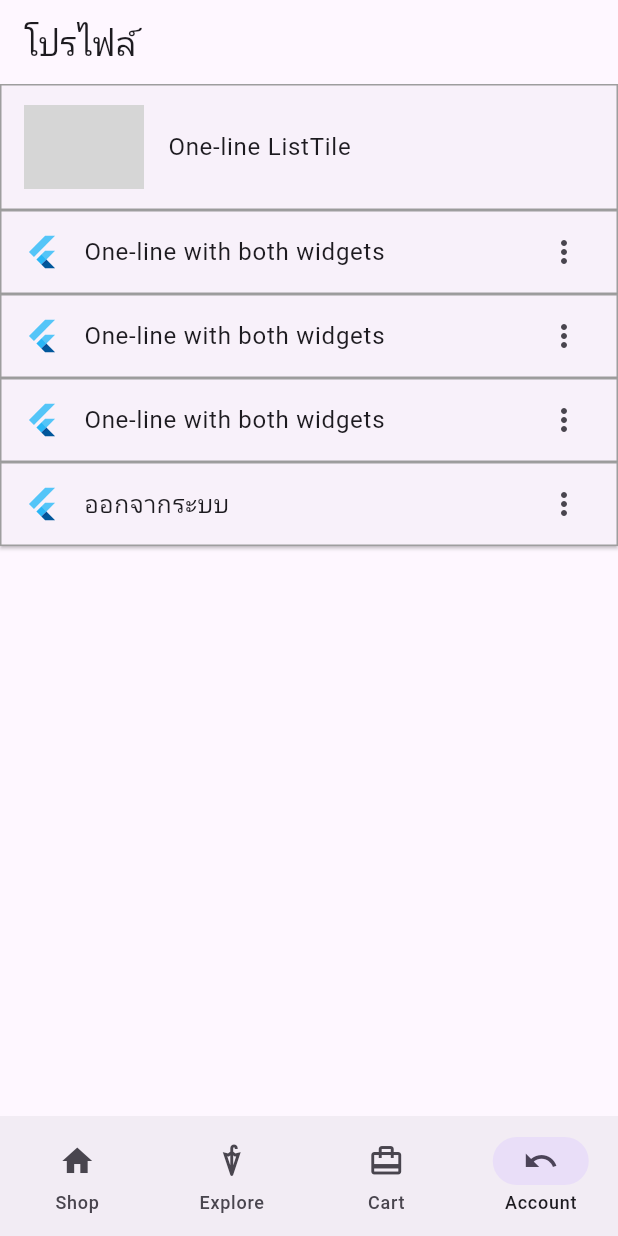
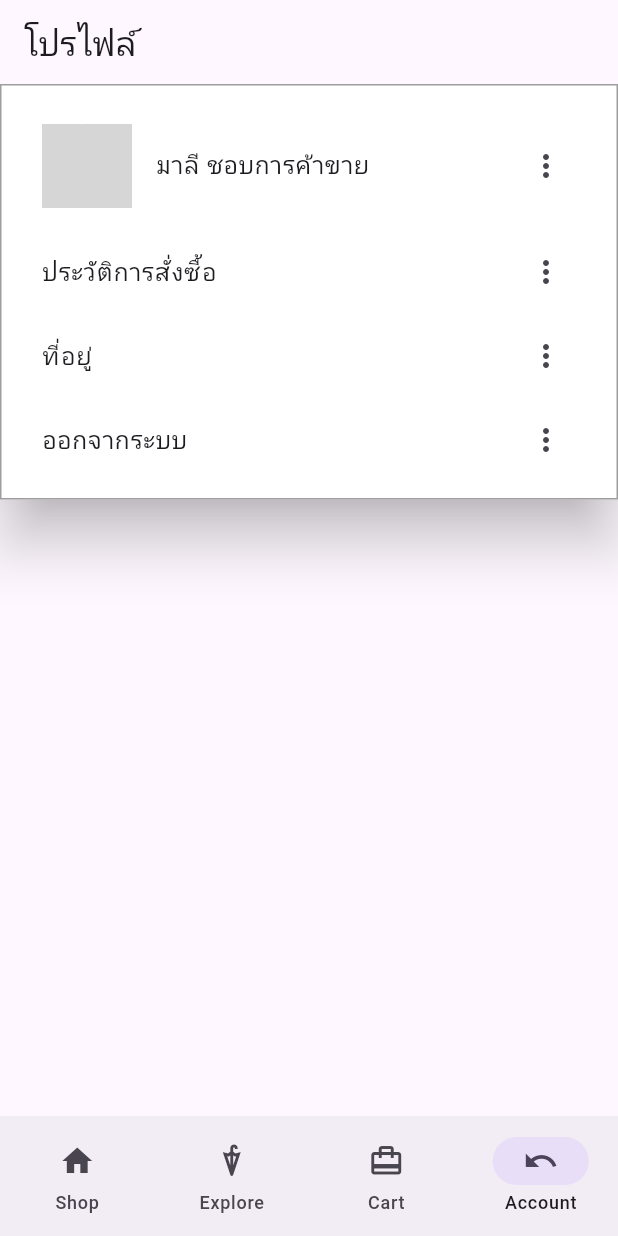
Before and after one commit to birdpakornpong/flutter-app-ui, a Flutter app: the screen it shows after launch, item 4 of the bottom bar chosen, on a phone screen of 412 x 824 dp. Run offline on Flutter 3.47's test engine with Material 2 defaults, Android fonts, the phone set to English and light mode, and no system bars; network calls fail; grey boxes are pictures that could not be loaded.

Commit message:
update user info

```diff
--- a/lib/pages/user-info.dart
+++ b/lib/pages/user-info.dart
@@ -15,6 +15,9 @@ class _UserInfoState extends State<UserInfo> {
         body: ListView(
           children: [
             Card(
+                elevation: 16, // the size of the shadow
+                shadowColor: Colors.black, // shadow color
+                color: Colors.white,
                 margin: EdgeInsets.zero,
                 shape: RoundedRectangleBorder(
                   side: const BorderSide(
@@ -22,70 +25,38 @@ class _UserInfoState extends State<UserInfo> {
                   ),
                   borderRadius: BorderRadius.circular(0.0),
                 ),
-                child: const ListTile(
+                child: Padding(
+                  padding: const EdgeInsets.all(12.0),
+                  child: Column(
+                    children: [
+                      const ListTile(
                         minVerticalPadding: 30,
                         leading: CircleAvatar(
-                      radius: 40,
+                          radius: 30,
                           backgroundImage: NetworkImage(
                               "https://cdn.pixabay.com/photo/2022/10/21/08/39/cat-7536508_1280.jpg"),
                         ),
-                    title: Text('One-line ListTile'))),
-            Card(
-              margin: EdgeInsets.zero,
-              shape: RoundedRectangleBorder(
-                side: const BorderSide(
-                  color: Colors.grey,
+                        title: Text('มาลี ชอบการค้าขาย'),
+                        trailing: Padding(
+                          padding: EdgeInsets.fromLTRB(0, 15, 0, 15),
+                          child: Icon(Icons.more_vert),
                         ),
-                borderRadius: BorderRadius.circular(0.0),
                       ),
-              child: const ListTile(
-                leading: FlutterLogo(),
-                title: Text('One-line with both widgets'),
+                      ListTile(
+                        title: Text('ประวัติการสั่งซื้อ'),
                         trailing: Icon(Icons.more_vert),
                       ),
-            ),
-            Card(
-              margin: EdgeInsets.zero,
-              shape: RoundedRectangleBorder(
-                side: const BorderSide(
-                  color: Colors.grey,
-                ),
-                borderRadius: BorderRadius.circular(0.0),
-              ),
-              child: const ListTile(
-                leading: FlutterLogo(),
-                title: Text('One-line with both widgets'),
+                      ListTile(
+                        title: Text('ที่อยู่'),
                         trailing: Icon(Icons.more_vert),
                       ),
-            ),
-            Card(
-              margin: EdgeInsets.zero,
-              shape: RoundedRectangleBorder(
-                side: const BorderSide(
-                  color: Colors.grey,
-                ),
-                borderRadius: BorderRadius.circular(0.0),
-              ),
-              child: const ListTile(
-                leading: FlutterLogo(),
-                title: Text('One-line with both widgets'),
-                trailing: Icon(Icons.more_vert),
-              ),
-            ),
-            Card(
-              margin: EdgeInsets.zero,
-              shape: RoundedRectangleBorder(
-                side: const BorderSide(
-                  color: Colors.grey,
-                ),
-                borderRadius: BorderRadius.circular(0.0),
-              ),
-              child: const ListTile(
-                leading: FlutterLogo(),
+                      ListTile(
                         title: Text('ออกจากระบบ'),
                         trailing: Icon(Icons.more_vert),
                       ),
+                    ],
                   ),
+                )),
           ],
         ));
   }
```
Lines whose indentation alone changed are shown as unchanged.
